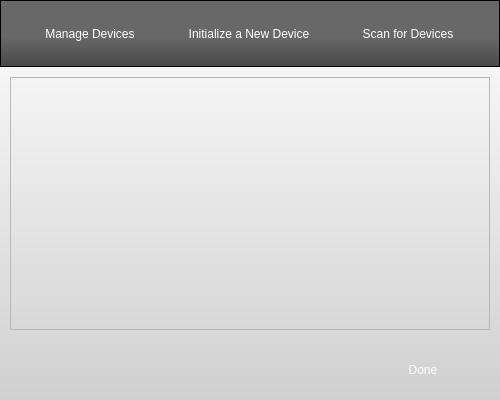
Before: the Qt Designer form Graffik/gui/core/Dialogs/netbasedialog.ui in DynamicPerception/Graffik_Legacy, drawn with Qt 5.
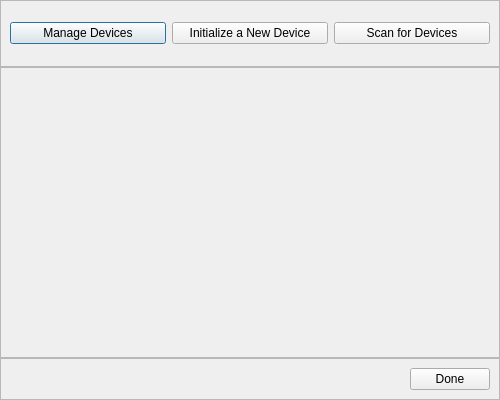
After: the same form once the commit is applied. Icons and pictures are not drawn.

Diff of the .ui file:
```diff
--- a/Graffik/gui/core/Dialogs/netbasedialog.ui
+++ b/Graffik/gui/core/Dialogs/netbasedialog.ui
@@ -32,52 +32,7 @@
    <string>Devices</string>
   </property>
   <property name="styleSheet">
-   <string notr="true">#NetBaseDialog {
-background-color:qlineargradient(spread:pad, x1:0, y1:0, x2:0, y2:1, stop:0 rgba(253, 253, 253, 255), stop:1 rgba(208, 208, 208, 255));
-}
-
-#topFrame {
-background-color: qlineargradient(spread:pad, x1:0, y1:0, x2:0, y2:1, stop:0.541872 rgba(104, 104, 104, 255), stop:1 rgba(74, 74, 74, 255));
-}
-
-#initButton, #manageButton, #scanButton {
-border-image:url(:/core/black-but-normal.png);
-border: 0px transparent;
-color: rgb(255,255,255);
-min-width: 146px;
-max-width: 146px;
-min-height: 41px;
-max-height: 41px;
-font: 12pt &quot;Lucida Sans&quot;
-}
-
-#initButton:pressed, #manageButton:pressed, #scanButton:pressed {
-border-image:url(:/core/black-but-pressed.png);
-}
-
-#doneButton {
-color:rgb(255,255,255);
-border-image:url(:/core/affirmative-big-button-normal.png);
-border: 0px transparent;
-min-width:136px;
-min-height: 42px;
-max-width:136px;
-max-height: 42px;
-}
-
-#doneButton:pressed {
-border-image:url(:/core/affirmative-big-button-pressed.png);
-
-}
-
-#actionFrame {
-margin: 10px;
-}
-
-#buttonFrame {
-border:0px;
-margin-top:0px;
-}</string>
+   <string notr="true"/>
   </property>
   <layout class="QGridLayout" name="gridLayout">
    <property name="margin">
```
